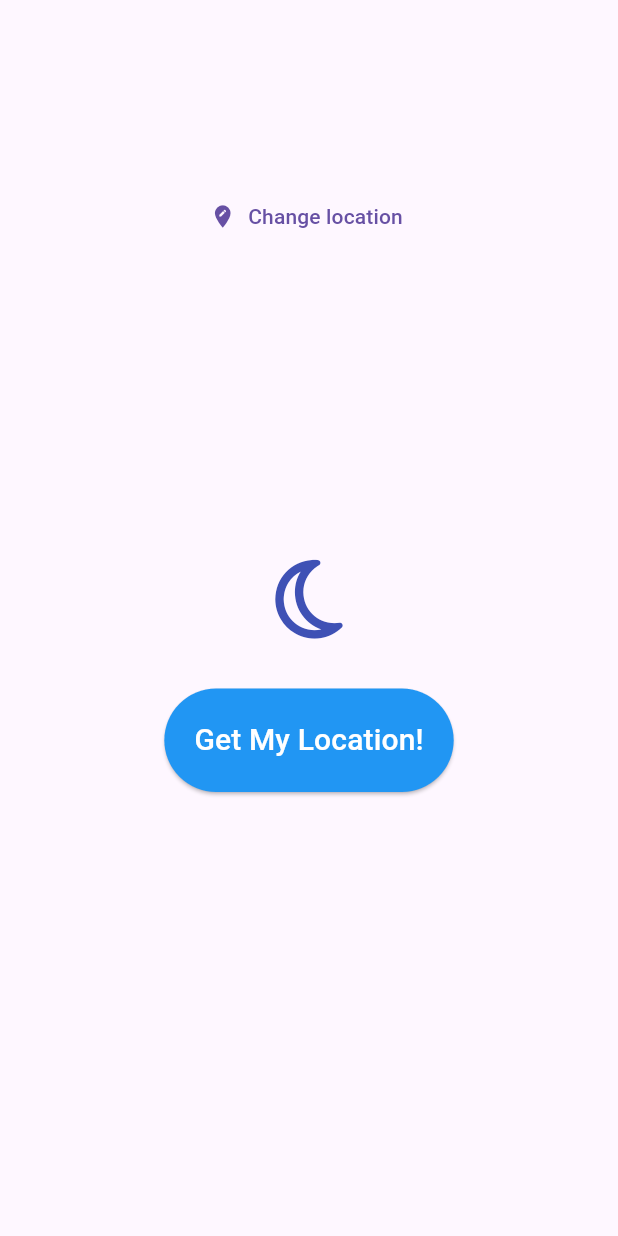
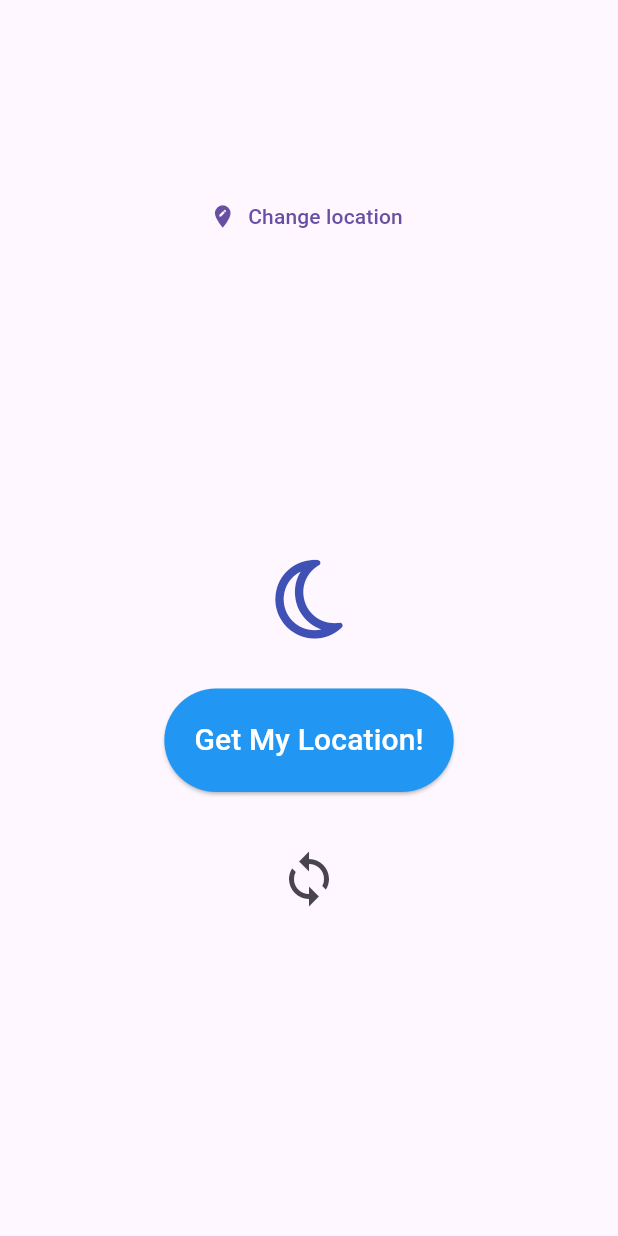
Before and after one commit to ketonBever0/Flutter, a Flutter app: the Home screen opened directly with empty values, on a phone screen of 412 x 824 dp. Run offline on Flutter 3.47's test engine with Material 3 defaults, Android fonts, the phone set to English and light mode, and no system bars; our stand-ins replace flutter_spinkit, font_awesome_flutter; missing offline and left inert: dart:ffi; network calls fail; statements that could not run were skipped.

Commit message:
refresh function

```diff
--- a/world_time/lib/pages/home.dart
+++ b/world_time/lib/pages/home.dart
@@ -38,9 +38,9 @@ class _HomeState extends State<Home> {
                 mainAxisAlignment: MainAxisAlignment.center,
                 children: <Widget>[
                   Text(
-                    data['location'],
+                    data['location'].toString().replaceAll("/", "\n"),
                     style: TextStyle(fontSize: 28, letterSpacing: 2),
-                    overflow: TextOverflow.fade,
+                    textAlign: TextAlign.center,
                   )
                 ],
               ),
@@ -72,7 +72,18 @@ class _HomeState extends State<Home> {
                       padding: MaterialStateProperty.all<EdgeInsets>(
                           EdgeInsets.all(20))),
                   child: Text('Get My Location!',
-                      style: TextStyle(fontSize: 20, color: Colors.white)))
+                      style: TextStyle(fontSize: 20, color: Colors.white))),
+              SizedBox(height: 30),
+              IconButton(
+                onPressed: () {
+                  Navigator.pushReplacementNamed(context, '/',
+                      arguments: {'url': data["location"]});
+                },
+                icon: FaIcon(
+                  Icons.sync,
+                  size: 40,
+                ),
+              ),
             ],
           ),
         ),
```
